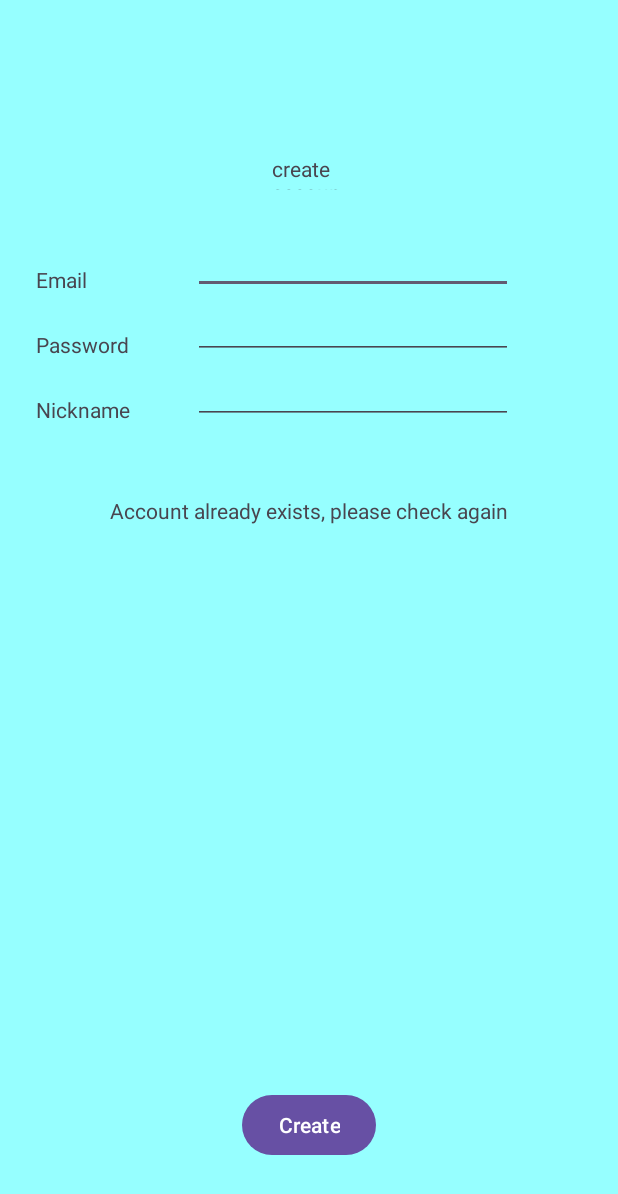
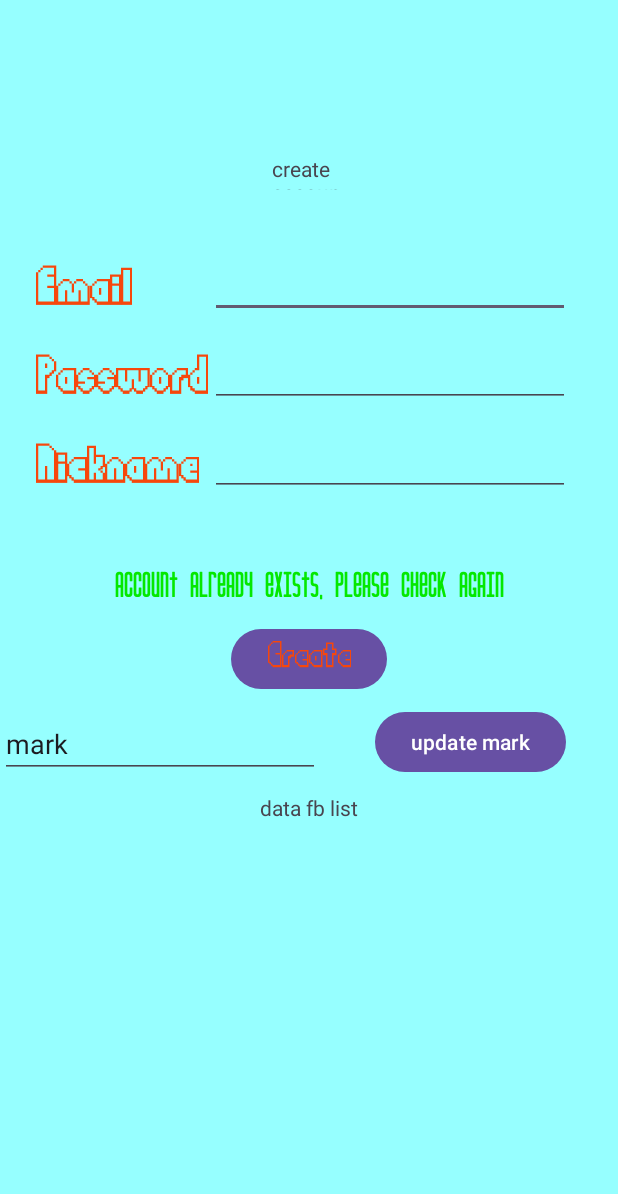
Before and after one commit to tranvietan2001/Kotlin_android_game_myflappybird, an Android app: the CreateAccountActivity screen opened directly, with no data from a screen before it, on a phone screen of 412 x 824 dp. Shown: the top 1194 px of the screen. Run offline under Robolectric (Android 15) with nearby library versions, the phone set to English and light mode, and no system bars; our stand-ins replace Firebase (no records; nobody signed in at launch, a user with empty details on screens opened directly).

Commit message:
create nameAccount ok

```diff
--- a/app/src/main/java/com/example/mybird/CreateAccountActivity.kt
+++ b/app/src/main/java/com/example/mybird/CreateAccountActivity.kt
@@ -57,7 +57,7 @@ class CreateAccountActivity : AppCompatActivity() {
                     val result = firebaseManager.createAccount(email.toString(), password.toString())
                     Toast.makeText(this@CreateAccountActivity, result, Toast.LENGTH_SHORT).show()
 
-                    val nameResult = firebaseManager.createAccountName("Player1")
+                    val nameResult = firebaseManager.createAccountName(name.toString())
                     Toast.makeText(this@CreateAccountActivity, nameResult, Toast.LENGTH_SHORT).show()
                 }
             } else {
--- a/app/src/main/java/com/example/mybird/FirebaseManager.kt
+++ b/app/src/main/java/com/example/mybird/FirebaseManager.kt
@@ -1,10 +1,13 @@
 package com.example.mybird
 
 
+import android.content.ContentValues.TAG
+import android.util.Log
 import com.google.firebase.auth.FirebaseAuth
 import com.google.firebase.database.DatabaseReference
 import com.google.firebase.database.FirebaseDatabase
 import com.google.firebase.database.ktx.database
+import com.google.firebase.firestore.ktx.firestore
 import com.google.firebase.ktx.Firebase
 import kotlinx.coroutines.tasks.await
 
@@ -38,7 +41,33 @@ class FirebaseManager {
 //        return user.email.toString()
 
         val userAccount = UserAccount(email = user.email ?: "", accountName = name)
-        database.child("users").child(user.uid).setValue(userAccount).await()
+
+//        database.child("users").child(user.uid).setValue(userAccount).await()
+//        https://firebase.google.com/docs/firestore/manage-data/add-data?hl=vi#kotlin+ktx
+
+
+        val db = Firebase.firestore
+        val data = hashMapOf(
+//            "email" to userAccount.email,
+            "nameAccount" to userAccount.accountName,
+            "Mark" to userAccount.mark
+        )
+
+        //dcm id random
+//        db.collection("users")
+//            .add(data)
+//            .addOnSuccessListener { documentReference ->
+//                Log.d(TAG, "DocumentSnapshot added with ID: ${documentReference.id}")
+//            }
+//            .addOnFailureListener { e ->
+//                Log.w(TAG, "Error adding document", e)
+//            }
+
+        db.collection("users").document(userAccount.email)
+            .set(data)
+            .addOnSuccessListener { Log.d(TAG, "DocumentSnapshot successfully written!") }
+            .addOnFailureListener { e -> Log.w(TAG, "Error writing document", e) }
+
         return "Tạo tên người chơi thành công"
     }
 
@@ -55,6 +84,10 @@ class FirebaseManager {
                 "Tài khoản chưa được đăng ký"
             }
         }
+    }
+
+    fun logoutAccount(){
+        auth.signOut()
     }
 
     suspend fun updateMark(nameAccount: String, mark: Int): String {
--- a/app/src/main/res/layout/create_account_activity_main.xml
+++ b/app/src/main/res/layout/create_account_activity_main.xml
@@ -27,6 +27,9 @@
         android:layout_marginStart="24dp"
         android:layout_marginTop="50dp"
         android:text="@string/email"
+        android:fontFamily="@font/font_mybird_default"
+        android:textSize="48sp"
+        android:textColor="@color/txt_color"
         app:layout_constraintStart_toStartOf="parent"
         app:layout_constraintTop_toBottomOf="@+id/textView" />
 
@@ -36,6 +39,9 @@
         android:layout_height="wrap_content"
         android:layout_marginTop="24dp"
         android:text="@string/password"
+        android:fontFamily="@font/font_mybird_default"
+        android:textSize="48sp"
+        android:textColor="@color/txt_color"
         app:layout_constraintStart_toStartOf="@+id/textView4"
         app:layout_constraintTop_toBottomOf="@+id/textView4" />
 
@@ -45,6 +51,9 @@
         android:layout_height="wrap_content"
         android:layout_marginTop="24dp"
         android:text="@string/nickname"
+        android:fontFamily="@font/font_mybird_default"
+        android:textSize="48sp"
+        android:textColor="@color/txt_color"
         app:layout_constraintStart_toStartOf="@+id/textView5"
         app:layout_constraintTop_toBottomOf="@+id/textView5" />
 
@@ -52,8 +61,12 @@
         android:id="@+id/emailAccTxt"
         android:layout_width="wrap_content"
         android:layout_height="wrap_content"
+        android:layout_marginStart="20dp"
         android:ems="10"
         android:inputType="text"
+        android:fontFamily="@font/font_mybird_rocket"
+        android:textSize="24sp"
+        android:textColor="@color/txt_color"
         app:layout_constraintBottom_toBottomOf="@+id/textView4"
         app:layout_constraintEnd_toEndOf="parent"
         app:layout_constraintStart_toEndOf="@+id/textView4"
@@ -65,6 +78,9 @@
         android:layout_height="wrap_content"
         android:ems="10"
         android:inputType="textPassword"
+        android:fontFamily="@font/font_mybird_rocket"
+        android:textSize="24sp"
+        android:textColor="@color/txt_color"
         app:layout_constraintBottom_toBottomOf="@+id/textView5"
         app:layout_constraintStart_toStartOf="@+id/emailAccTxt" />
 
@@ -74,6 +90,9 @@
         android:layout_height="wrap_content"
         android:ems="10"
         android:inputType="text"
+        android:fontFamily="@font/font_mybird_rocket"
+        android:textSize="24sp"
+        android:textColor="@color/txt_color"
         app:layout_constraintBottom_toBottomOf="@+id/textView6"
         app:layout_constraintStart_toStartOf="@+id/passwordAccTxt" />
 
@@ -83,6 +102,9 @@
         android:layout_height="wrap_content"
         android:layout_marginTop="48dp"
         android:text="@string/account_already_exists_please_check_again"
+        android:fontFamily="@font/font_mybird_rocket"
+        android:textSize="24sp"
+        android:textColor="@color/txt_color_notif"
         app:layout_constraintEnd_toEndOf="parent"
         app:layout_constraintStart_toStartOf="parent"
         app:layout_constraintTop_toBottomOf="@+id/nameAccTxt" />
@@ -91,9 +113,43 @@
         android:id="@+id/createAccBtn"
         android:layout_width="wrap_content"
         android:layout_height="wrap_content"
-        android:layout_marginBottom="50dp"
+        android:layout_marginTop="10dp"
+        android:fontFamily="@font/font_mybird_default"
         android:text="@string/create"
-        app:layout_constraintBottom_toBottomOf="parent"
+        android:textColor="@color/txt_color"
+        android:textSize="32sp"
         app:layout_constraintEnd_toEndOf="parent"
-        app:layout_constraintStart_toStartOf="parent" />
+        app:layout_constraintStart_toStartOf="parent"
+        app:layout_constraintTop_toBottomOf="@+id/failCreateTxt" />
+
+    <EditText
+        android:id="@+id/testMarkTxt"
+        android:layout_width="wrap_content"
+        android:layout_height="wrap_content"
+        android:layout_marginTop="10dp"
+        android:ems="10"
+        android:inputType="text"
+        android:text="mark"
+        app:layout_constraintStart_toStartOf="parent"
+        app:layout_constraintTop_toBottomOf="@+id/createAccBtn" />
+
+    <Button
+        android:id="@+id/updateMarkBtn"
+        android:layout_width="wrap_content"
+        android:layout_height="wrap_content"
+        android:text="update mark"
+        app:layout_constraintBottom_toBottomOf="@+id/testMarkTxt"
+        app:layout_constraintEnd_toEndOf="parent"
+        app:layout_constraintHorizontal_bias="0.518"
+        app:layout_constraintStart_toEndOf="@+id/testMarkTxt" />
+
+    <TextView
+        android:id="@+id/textView7"
+        android:layout_width="wrap_content"
+        android:layout_height="wrap_content"
+        android:layout_marginTop="10dp"
+        android:text="data fb list"
+        app:layout_constraintEnd_toEndOf="parent"
+        app:layout_constraintStart_toStartOf="parent"
+        app:layout_constraintTop_toBottomOf="@+id/testMarkTxt" />
 </androidx.constraintlayout.widget.ConstraintLayout>
--- a/app/src/main/res/layout/login_activity_main.xml
+++ b/app/src/main/res/layout/login_activity_main.xml
@@ -46,12 +46,12 @@
         android:id="@+id/accountTxt"
         android:layout_width="wrap_content"
         android:layout_height="wrap_content"
-        android:layout_marginStart="20dp"
+        android:layout_marginStart="24dp"
         android:ems="10"
+        android:fontFamily="@font/font_mybird_rocket"
         android:inputType="text"
-        android:fontFamily="@font/font_mybird_default"
-        android:textSize="32sp"
         android:textColor="@color/txt_color"
+        android:textSize="24sp"
         app:layout_constraintBottom_toBottomOf="@+id/textView2"
         app:layout_constraintEnd_toEndOf="parent"
         app:layout_constraintStart_toEndOf="@+id/textView2" />
@@ -62,8 +62,8 @@
         android:layout_height="wrap_content"
         android:ems="10"
         android:inputType="textPassword"
-        android:fontFamily="@font/font_mybird_default"
-        android:textSize="32sp"
+        android:fontFamily="@font/font_mybird_rocket"
+        android:textSize="24sp"
         android:textColor="@color/txt_color"
         app:layout_constraintBottom_toBottomOf="@+id/textView3"
         app:layout_constraintStart_toStartOf="@+id/accountTxt" />
```
